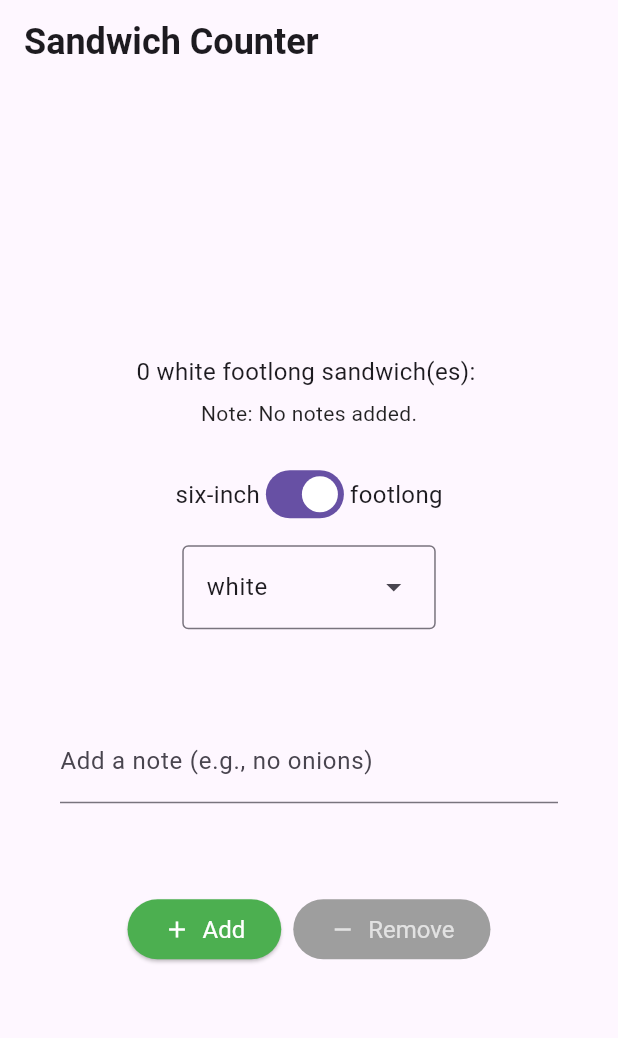
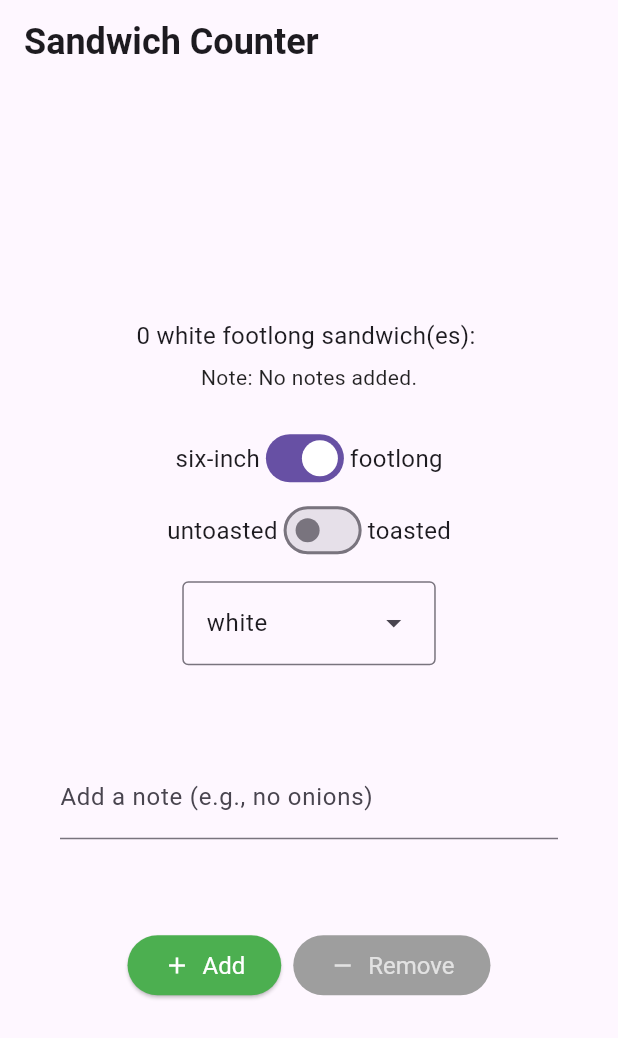
Before and after one commit to lllouislouislouis/sandwich_shop, a Flutter app: the screen it shows after launch, on a phone screen of 412 x 824 dp. Shown: the top 1038 px of the screen. Run offline on Flutter 3.47's test engine with Material 3 defaults, Android fonts, the phone set to English and light mode, and no system bars.

Commit message:
Add toggle for toasted option in OrderScreen

```diff
--- a/lib/main.dart
+++ b/lib/main.dart
@@ -78,6 +78,7 @@ class _OrderScreenState extends State<OrderScreen> {
   late final OrderRepository _orderRepository;
   final TextEditingController _notesController = TextEditingController();
   bool _isFootlong = true;
+  bool _isToasted = false;
   BreadType _selectedBreadType = BreadType.white;
 
   @override
@@ -174,6 +175,19 @@ class _OrderScreenState extends State<OrderScreen> {
                 const Text('footlong', style: normalText),
               ],
             ),
+            Row(
+              mainAxisAlignment: MainAxisAlignment.center,
+              children: [
+                const Text('untoasted', style: normalText),
+                Switch(
+                  value: _isToasted,
+                  onChanged: (value) {
+                    setState(() => _isToasted = value);
+                  },
+                ),
+                const Text('toasted', style: normalText),
+              ],
+            ),
             const SizedBox(height: 10),
             DropdownMenu<BreadType>(
               textStyle: normalText,
```
